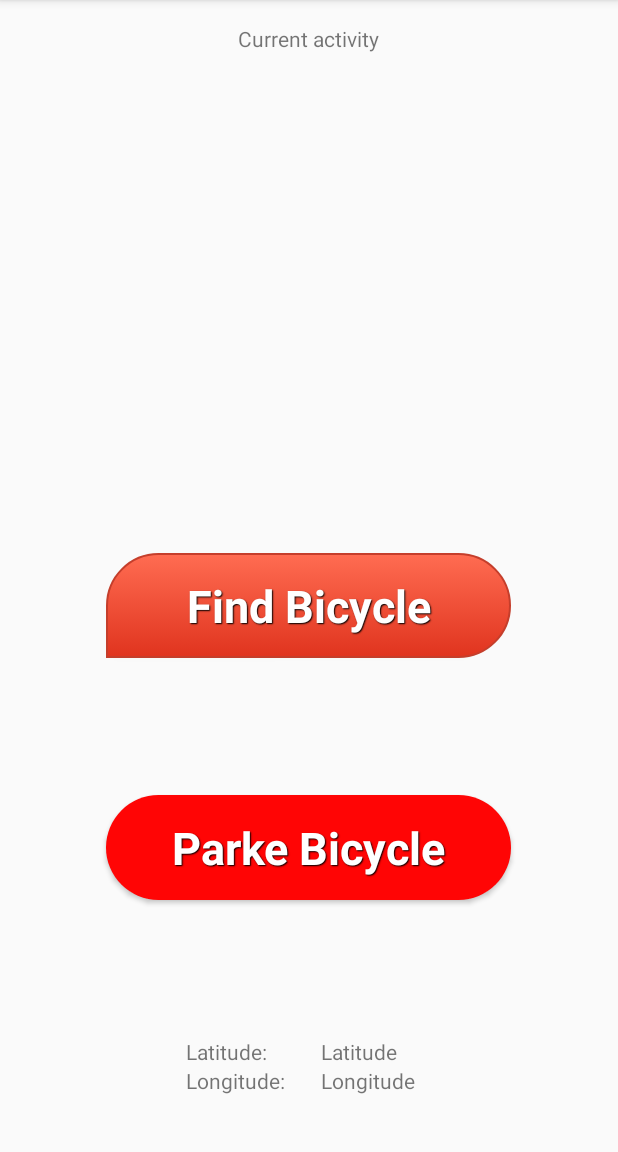
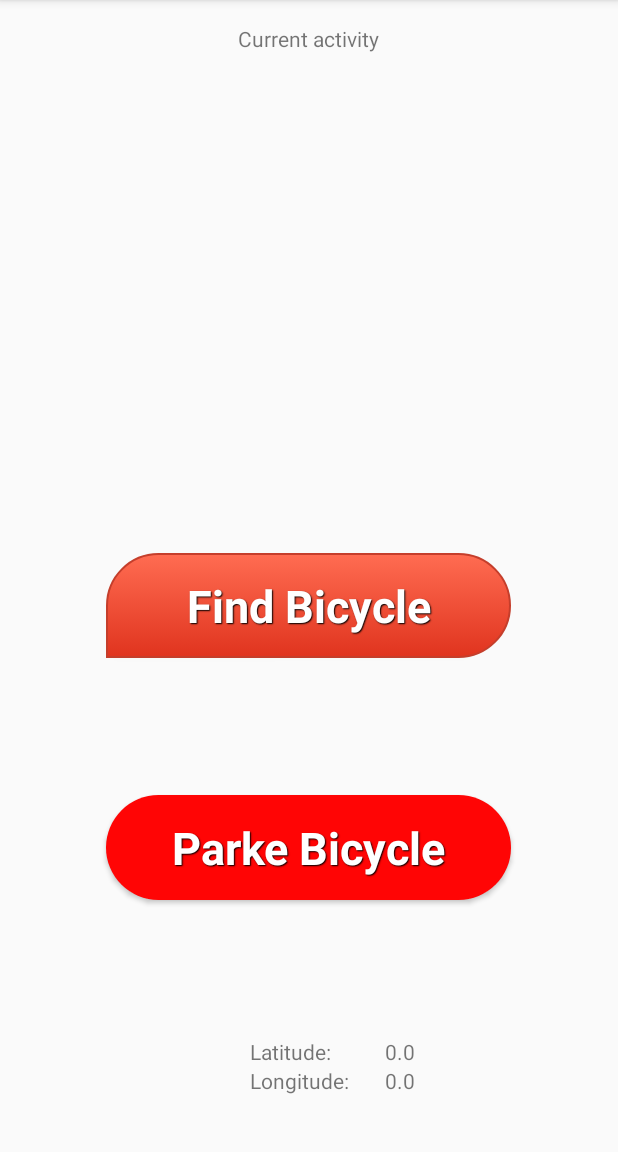
Before and after one commit to Graborg/FindMyBike, an Android app: the MainActivity screen opened directly, with no data from a screen before it, on a phone screen of 412 x 824 dp, the part 84-1236 px from its top. Run offline under Robolectric (Android 15) with nearby library versions, the phone set to English and light mode, and no system bars.

Commit message:
storing position between sessions

```diff
--- a/app/src/main/java/com/example/findmybike/app/MainActivity.java
+++ b/app/src/main/java/com/example/findmybike/app/MainActivity.java
@@ -4,6 +4,7 @@ package com.example.findmybike.app;
 import android.app.PendingIntent;
 import android.content.Context;
 import android.content.Intent;
+import android.content.SharedPreferences;
 import android.support.v7.app.ActionBarActivity;
 import android.os.Bundle;
 import android.util.Log;
@@ -48,6 +49,10 @@ public class MainActivity extends ActionBarActivity implements GooglePlayService
     protected void onCreate(Bundle savedInstanceState) {
         super.onCreate(savedInstanceState);
         setContentView(R.layout.activity_main);
+        SharedPreferences prefs = this.getSharedPreferences("BikePosition",0);
+        this.latitude = prefs.getFloat("latitude",0);
+        this.longitude = prefs.getFloat("latitude",0);
+        BikePosition = new LatLng(latitude,longitude);
 
 
         int resp =GooglePlayServicesUtil.isGooglePlayServicesAvailable(this);
@@ -74,6 +79,8 @@ public class MainActivity extends ActionBarActivity implements GooglePlayService
         activity = (TextView)findViewById(R.id.activity);
         lat = (TextView)findViewById(R.id.latitude);
         lon = (TextView)findViewById(R.id.longitude);
+        lat.setText(Float.toString(latitude));
+        lon.setText(Float.toString(longitude));
         Log.v(TAG, "Appen har startats");
     }
 
@@ -141,6 +148,11 @@ public class MainActivity extends ActionBarActivity implements GooglePlayService
         lat.setText(Float.toString(latitude));
         lon.setText(Float.toString(longitude));
         BikePosition = new LatLng(latitude,longitude);
+        SharedPreferences prefs = this.getSharedPreferences("BikePosition",0);
+        SharedPreferences.Editor editor= prefs.edit();
+        editor.putFloat("latitude",latitude);
+        editor.putFloat("longitude",longitude);
+        editor.commit();
     }
 
     protected void actResponse(String act){
```
